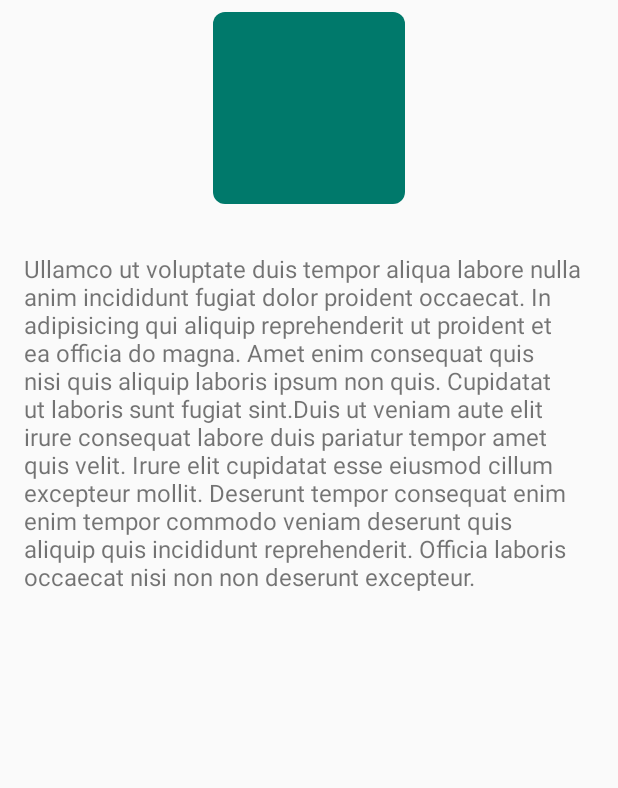
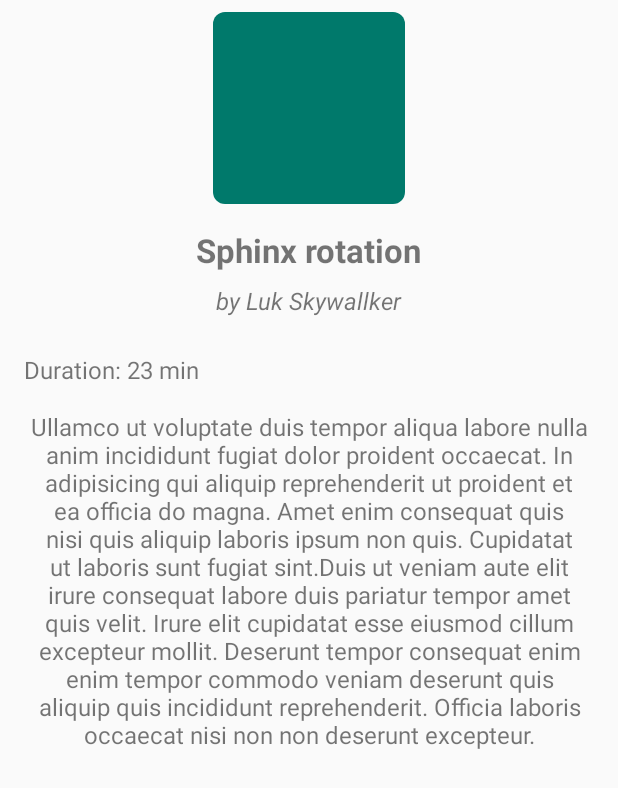
Before and after one commit to Slyrand/mobile-coding-challenge, an Android app: the layout activity_posture_detail.xml on its own in the app's theme, with its tools: preview values and no code run, on a phone screen of 412 x 824 dp. Shown: the top 788 px of the screen. Run offline under Robolectric (Android 15) with nearby library versions, the phone set to English and light mode, and no system bars.

Commit message:
Added information for posture detail

```diff
--- a/app/src/main/res/layout/activity_posture_detail.xml
+++ b/app/src/main/res/layout/activity_posture_detail.xml
@@ -17,17 +17,53 @@
         tools:src="@drawable/bg_posture_picture" />
 
     <TextView
+        android:id="@+id/text_view_posture_name"
+        android:layout_width="wrap_content"
+        android:layout_height="wrap_content"
+        android:layout_marginTop="16dp"
+        android:textSize="22sp"
+        android:textStyle="bold"
+        app:layout_constraintEnd_toEndOf="@+id/image_view_posture"
+        app:layout_constraintStart_toStartOf="@+id/image_view_posture"
+        app:layout_constraintTop_toBottomOf="@id/image_view_posture"
+        tools:text="Sphinx rotation" />
+
+    <TextView
+        android:id="@+id/text_view_posture_teacher"
+        android:layout_width="wrap_content"
+        android:layout_height="wrap_content"
+        android:layout_marginTop="8dp"
+        android:textSize="16sp"
+        android:textStyle="italic"
+        app:layout_constraintEnd_toEndOf="@+id/image_view_posture"
+        app:layout_constraintStart_toStartOf="@+id/image_view_posture"
+        app:layout_constraintTop_toBottomOf="@id/text_view_posture_name"
+        tools:text="by Luk Skywallker" />
+
+    <TextView
+        android:id="@+id/text_view_duration"
+        android:layout_width="wrap_content"
+        android:layout_height="wrap_content"
+        android:layout_marginStart="16dp"
+        android:layout_marginTop="24dp"
+        android:textSize="16sp"
+        app:layout_constraintStart_toStartOf="parent"
+        app:layout_constraintTop_toBottomOf="@id/text_view_posture_teacher"
+        tools:text="Duration: 23 min" />
+
+    <TextView
         android:id="@+id/text_view_posture_description"
         android:layout_width="match_parent"
         android:layout_height="wrap_content"
         android:layout_marginStart="16dp"
-        android:layout_marginTop="32dp"
+        android:layout_marginTop="16dp"
         android:layout_marginEnd="16dp"
         android:layout_weight="1"
         android:ellipsize="end"
+        android:gravity="center"
         android:textSize="16sp"
         app:layout_constraintEnd_toEndOf="@+id/image_view_posture"
         app:layout_constraintStart_toStartOf="@+id/image_view_posture"
-        app:layout_constraintTop_toBottomOf="@+id/image_view_posture"
+        app:layout_constraintTop_toBottomOf="@+id/text_view_duration"
         tools:text="Ullamco ut voluptate duis tempor aliqua labore nulla anim incididunt fugiat dolor proident occaecat. In adipisicing qui aliquip reprehenderit ut proident et ea officia do magna. Amet enim consequat quis nisi quis aliquip laboris ipsum non quis. Cupidatat ut laboris sunt fugiat sint.Duis ut veniam aute elit irure consequat labore duis pariatur tempor amet quis velit. Irure elit cupidatat esse eiusmod cillum excepteur mollit. Deserunt tempor consequat enim enim tempor commodo veniam deserunt quis aliquip quis incididunt reprehenderit. Officia laboris occaecat nisi non non deserunt excepteur." />
 </androidx.constraintlayout.widget.ConstraintLayout>
--- a/app/src/main/res/values/strings.xml
+++ b/app/src/main/res/values/strings.xml
@@ -1,3 +1,6 @@
 <resources>
     <string name="app_name">yogasolo</string>
+
+    <string name="by_name">By %1$s</string>
+    <string name="duration_x">Duration: %1$s</string>
 </resources>
```
Also changed, not shown: app/src/main/java/com/yogasolo/test/core/extensions/ViewExtensions.kt (added, +11 -0 lines), app/src/main/java/com/yogasolo/test/postures/detail/PostureDetailActivity.kt (+5 -1 lines), app/src/main/java/com/yogasolo/test/postures/list/PosturesAdapter.kt (+5 -0 lines), app/src/main/java/com/yogasolo/test/postures/list/PosturesListActivity.kt (+19 -0 lines), app/src/main/java/com/yogasolo/test/postures/list/PosturesListPresenter.kt (+17 -1 lines), app/src/main/res/layout/activity_postures_list.xml (+12 -1 lines).
